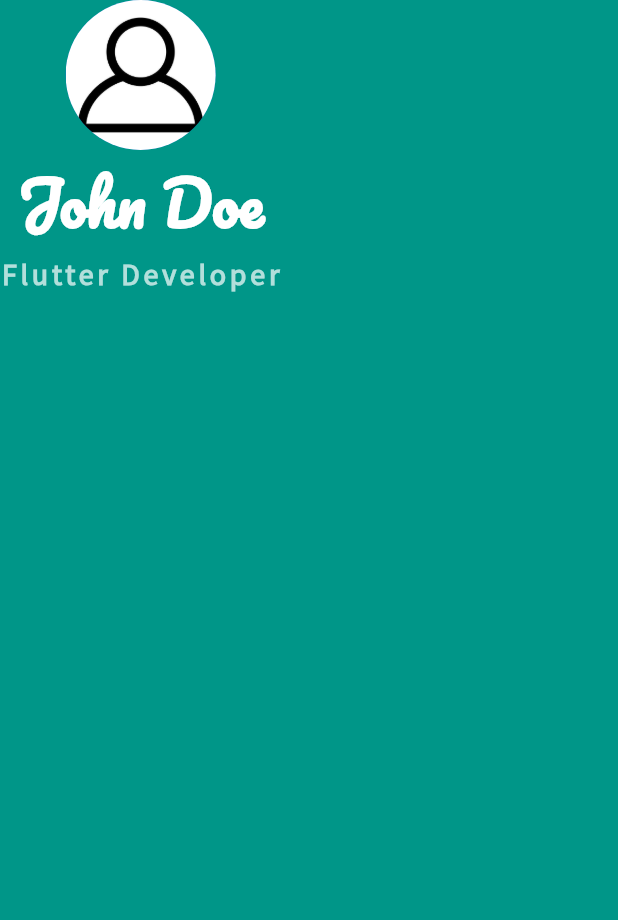
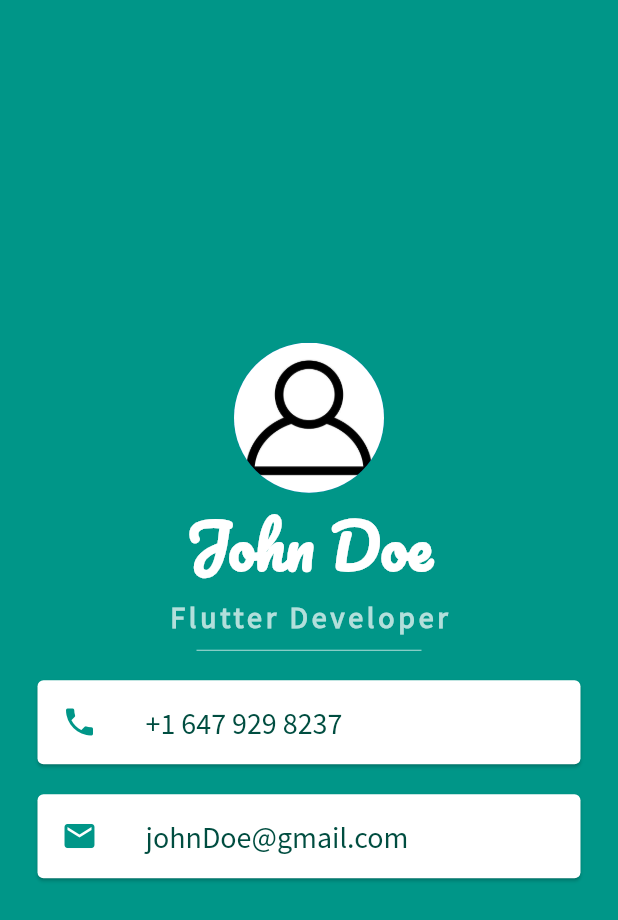
Before and after one commit to jamestang12/mi_card_flutter, a Flutter app: the screen it shows after launch, on a phone screen of 412 x 824 dp. Shown: the top 920 px of the screen. Run offline on Flutter 3.47's test engine with Material 2 defaults, Android fonts, the phone set to English and light mode, and no system bars.

Commit message:
Card & ListTile Widgets

```diff
--- a/lib/main.dart
+++ b/lib/main.dart
@@ -14,6 +14,7 @@ class MyApp extends StatelessWidget {
         backgroundColor: Colors.teal,
         body: SafeArea(
           child:  Column(
+            mainAxisAlignment: MainAxisAlignment.center,
             children: <Widget>[
               CircleAvatar(
                 radius: 50,
@@ -37,6 +38,47 @@ class MyApp extends StatelessWidget {
                    letterSpacing: 2.5,
                    fontWeight: FontWeight.bold
                  ),
+              ),
+              SizedBox(
+                height: 20,
+                width: 150,
+                child: Divider(
+                  color: Colors.teal[100],
+                ),
+              ),
+              Card(
+                color: Colors.white,
+                margin: EdgeInsets.symmetric(vertical: 10, horizontal: 25),
+                child: ListTile(
+                  leading: Icon(
+                    Icons.phone,
+                    color: Colors.teal,
+                  ),
+                  title: Text('+1 647 929 8237',
+                      style: TextStyle(
+                        color: Colors.teal[900],
+                        fontFamily: 'Source Sans Pro',
+                        fontSize: 20,
+                      )
+                  )
+                )
+              ),
+              Card(
+                color: Colors.white,
+                margin: EdgeInsets.symmetric(vertical: 10, horizontal: 25),
+                child: ListTile(
+                leading: Icon(
+                Icons.email,
+                color: Colors.teal,
+              ),
+            title: Text('johnDoe@gmail.com',
+                style: TextStyle(
+                  color: Colors.teal[900],
+                  fontFamily: 'Source Sans Pro',
+                  fontSize: 20,
+                )
+            )
+        )
               )
             ],
           ),
```
